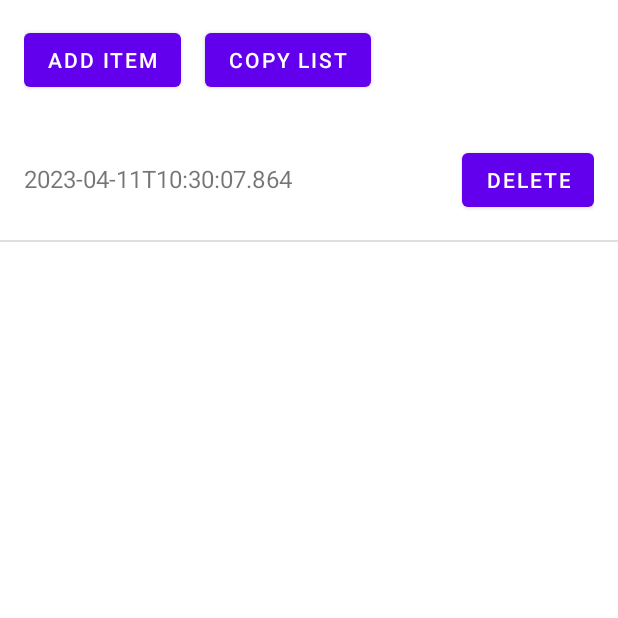
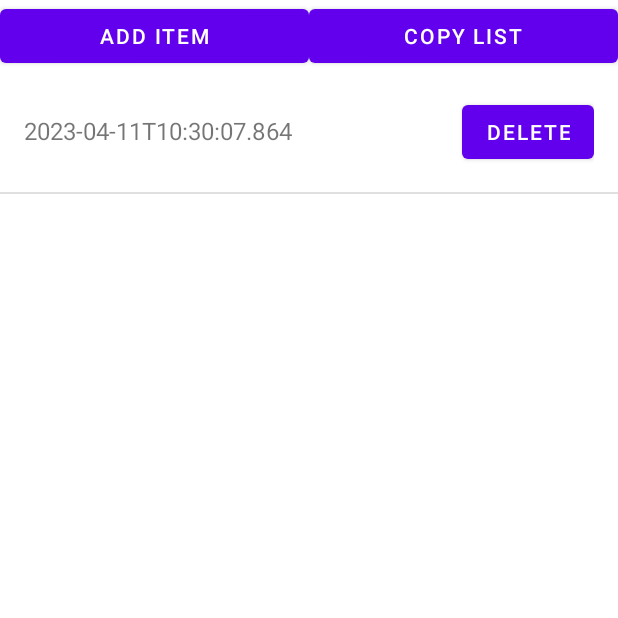
Before and after one commit to XUAN-CW/statistic, an Android app: the screen it shows after launch (MainActivity), after a tap on "ADD ITEM", on a phone screen of 412 x 824 dp, the top half of it. Run offline under Robolectric (Android 15) with nearby library versions, the phone set to English and light mode, and no system bars.

Commit message:
Update activity_main.xml

```diff
--- a/app/src/main/res/layout/activity_main.xml
+++ b/app/src/main/res/layout/activity_main.xml
@@ -6,23 +6,24 @@
     <LinearLayout
         android:layout_width="match_parent"
         android:layout_height="wrap_content"
-        android:orientation="horizontal"
-        android:padding="16dp">
+        android:orientation="horizontal">
 
         <Button
             android:id="@+id/add_button"
-            android:layout_width="wrap_content"
+            android:layout_width="0dp"
             android:layout_height="wrap_content"
+            android:layout_weight="1"
             android:text="Add Item" />
 
         <Button
             android:id="@+id/copy_button"
-            android:layout_width="wrap_content"
+            android:layout_width="0dp"
             android:layout_height="wrap_content"
-            android:layout_marginLeft="16dp"
+            android:layout_weight="1"
             android:text="Copy List" />
 
     </LinearLayout>
+
 
     <ListView
         android:id="@+id/list_view"
```
